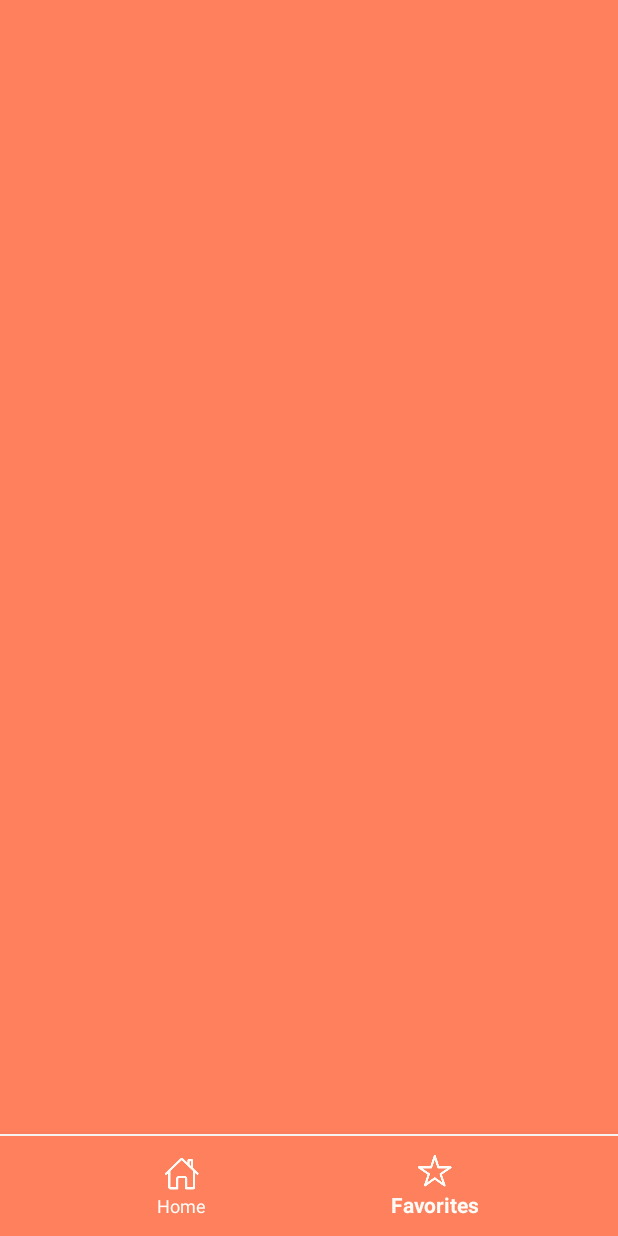
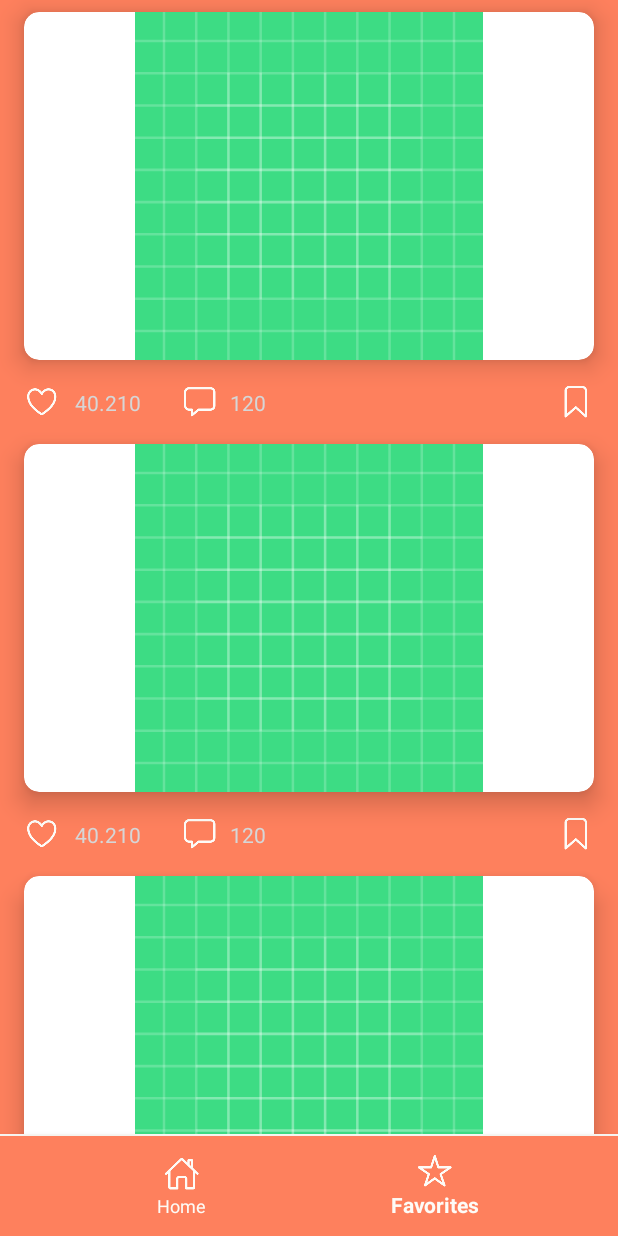
Before and after one commit to Alvarenga-Dev/Photographers, an Android app: the screen it shows after launch (MainActivity), item 2 of the bottom bar chosen, on a phone screen of 412 x 824 dp. Run offline under Robolectric (Android 15) with nearby library versions, the phone set to English and light mode, and no system bars.

Commit message:
feat: add RecyclerView

```diff
--- a/app/src/main/java/com/alvarengadev/photographers/view/activities/MainActivity.kt
+++ b/app/src/main/java/com/alvarengadev/photographers/view/activities/MainActivity.kt
@@ -2,12 +2,28 @@ package com.alvarengadev.photographers.view.activities
 
 import androidx.appcompat.app.AppCompatActivity
 import android.os.Bundle
+import androidx.recyclerview.widget.LinearLayoutManager
+import androidx.recyclerview.widget.RecyclerView
 import com.alvarengadev.photographers.R
+import com.alvarengadev.photographers.view.adapter.ListPhotosAdapter
+import com.alvarengadev.photographers.view.adapter.ListPhotosViewHolder
+import kotlinx.android.synthetic.main.activity_main.*
 
 class MainActivity : AppCompatActivity() {
 
     override fun onCreate(savedInstanceState: Bundle?) {
         super.onCreate(savedInstanceState)
         setContentView(R.layout.activity_main)
+
+        initRecyclerView()
+
+    }
+
+    private fun initRecyclerView() {
+        listPhotosRcy.apply {
+            hasFixedSize()
+            layoutManager = LinearLayoutManager(this@MainActivity)
+            adapter = ListPhotosAdapter()
+        }
     }
 }
--- /dev/null
+++ b/app/src/main/java/com/alvarengadev/photographers/view/adapter/ListPhotosAdapter.kt
@@ -0,0 +1,21 @@
+package com.alvarengadev.photographers.view.adapter
+
+import android.view.LayoutInflater
+import android.view.ViewGroup
+import androidx.recyclerview.widget.RecyclerView
+import com.alvarengadev.photographers.R
+
+class ListPhotosAdapter : RecyclerView.Adapter<ListPhotosViewHolder>() {
+
+    override fun onCreateViewHolder(parent: ViewGroup, viewType: Int): ListPhotosViewHolder {
+        val view = LayoutInflater.from(parent.context).inflate(R.layout.item_photo, parent, false)
+        return ListPhotosViewHolder(view)
+    }
+
+    override fun getItemCount(): Int = 5
+
+    override fun onBindViewHolder(holder: ListPhotosViewHolder, position: Int) {
+
+    }
+
+}
--- /dev/null
+++ b/app/src/main/java/com/alvarengadev/photographers/view/adapter/ListPhotosViewHolder.kt
@@ -0,0 +1,7 @@
+package com.alvarengadev.photographers.view.adapter
+
+import android.view.View
+import androidx.recyclerview.widget.RecyclerView
+
+class ListPhotosViewHolder(itemView: View) : RecyclerView.ViewHolder(itemView) {
+}
--- a/app/src/main/res/layout/activity_main.xml
+++ b/app/src/main/res/layout/activity_main.xml
@@ -5,7 +5,16 @@
     android:layout_width="match_parent"
     android:layout_height="match_parent"
     android:background="@color/colorPrimary"
-    tools:context=".MainActivity">
+    tools:context=".view.activities.MainActivity">
+
+    <androidx.recyclerview.widget.RecyclerView
+        android:id="@+id/listPhotosRcy"
+        android:layout_width="0dp"
+        android:layout_height="0dp"
+        app:layout_constraintBottom_toTopOf="@+id/bottomNavigationView"
+        app:layout_constraintEnd_toEndOf="parent"
+        app:layout_constraintStart_toStartOf="parent"
+        app:layout_constraintTop_toTopOf="parent" />
 
     <TextView
         android:id="@+id/textView"
--- /dev/null
+++ b/app/src/main/res/layout/item_photo.xml
@@ -0,0 +1,117 @@
+<?xml version="1.0" encoding="utf-8"?>
+<androidx.constraintlayout.widget.ConstraintLayout xmlns:android="http://schemas.android.com/apk/res/android"
+    xmlns:app="http://schemas.android.com/apk/res-auto"
+    xmlns:tools="http://schemas.android.com/tools"
+    android:layout_width="match_parent"
+    android:layout_height="wrap_content">
+
+    <androidx.cardview.widget.CardView
+        android:id="@+id/containerCard"
+        android:layout_width="0dp"
+        android:layout_height="0dp"
+        android:layout_marginStart="16dp"
+        android:layout_marginTop="8dp"
+        android:layout_marginEnd="16dp"
+        app:cardCornerRadius="10dp"
+        app:cardElevation="10dp"
+        app:cardPreventCornerOverlap="true"
+        app:layout_constraintBottom_toTopOf="@+id/guidelineY"
+        app:layout_constraintEnd_toEndOf="parent"
+        app:layout_constraintStart_toStartOf="parent"
+        app:layout_constraintTop_toTopOf="parent">
+
+        <ImageView
+            android:id="@+id/photoIv"
+            android:layout_width="match_parent"
+            android:layout_height="match_parent"
+            android:contentDescription="@string/photos_description"
+            app:srcCompat="@drawable/ic_launcher_background" />
+
+    </androidx.cardview.widget.CardView>
+
+    <androidx.constraintlayout.widget.Guideline
+        android:id="@+id/guidelineY"
+        android:layout_width="wrap_content"
+        android:layout_height="wrap_content"
+        android:orientation="horizontal"
+        app:layout_constraintGuide_begin="240dp" />
+
+    <ImageView
+        android:id="@+id/iconLikesIv"
+        android:layout_width="wrap_content"
+        android:layout_height="wrap_content"
+        android:layout_marginStart="16dp"
+        android:layout_marginTop="16dp"
+        android:layout_marginBottom="8dp"
+        android:contentDescription="@string/ic_like_description"
+        app:layout_constraintBottom_toBottomOf="parent"
+        app:layout_constraintStart_toStartOf="parent"
+        app:layout_constraintTop_toTopOf="@+id/guidelineY"
+        app:srcCompat="@drawable/ic_like" />
+
+    <TextView
+        android:id="@+id/likesTv"
+        android:layout_width="wrap_content"
+        android:layout_height="wrap_content"
+        android:layout_marginStart="8dp"
+        android:text="40.210"
+        android:textColor="@color/textColor"
+        app:layout_constraintBottom_toBottomOf="@+id/iconLikesIv"
+        app:layout_constraintEnd_toStartOf="@+id/guidelineLeftX"
+        app:layout_constraintHorizontal_bias="0.074"
+        app:layout_constraintStart_toEndOf="@+id/iconLikesIv"
+        app:layout_constraintTop_toTopOf="@+id/iconLikesIv" />
+
+    <androidx.constraintlayout.widget.Guideline
+        android:id="@+id/guidelineLeftX"
+        android:layout_width="wrap_content"
+        android:layout_height="wrap_content"
+        android:orientation="vertical"
+        app:layout_constraintGuide_percent="0.29440388" />
+
+    <ImageView
+        android:id="@+id/commentsIv"
+        android:layout_width="wrap_content"
+        android:layout_height="wrap_content"
+        android:layout_marginTop="16dp"
+        android:layout_marginBottom="8dp"
+        android:contentDescription="@string/ic_comment_description"
+        app:layout_constraintBottom_toBottomOf="parent"
+        app:layout_constraintStart_toStartOf="@+id/guidelineLeftX"
+        app:layout_constraintTop_toTopOf="@+id/guidelineY"
+        app:srcCompat="@drawable/ic_comments" />
+
+    <TextView
+        android:id="@+id/textView3"
+        android:layout_width="wrap_content"
+        android:layout_height="wrap_content"
+        android:layout_marginStart="8dp"
+        android:text="120"
+        android:textColor="@color/textColor"
+        app:layout_constraintBottom_toBottomOf="@+id/commentsIv"
+        app:layout_constraintEnd_toStartOf="@+id/guidelineRightX"
+        app:layout_constraintHorizontal_bias="0.0"
+        app:layout_constraintStart_toEndOf="@+id/commentsIv"
+        app:layout_constraintTop_toTopOf="@+id/commentsIv" />
+
+    <androidx.constraintlayout.widget.Guideline
+        android:id="@+id/guidelineRightX"
+        android:layout_width="wrap_content"
+        android:layout_height="wrap_content"
+        android:orientation="vertical"
+        app:layout_constraintGuide_percent="0.5790754" />
+
+    <ImageView
+        android:id="@+id/savePhoto"
+        android:layout_width="wrap_content"
+        android:layout_height="wrap_content"
+        android:layout_marginTop="16dp"
+        android:layout_marginEnd="16dp"
+        android:layout_marginBottom="8dp"
+        android:contentDescription="@string/ic_save_photo_description"
+        app:layout_constraintBottom_toBottomOf="parent"
+        app:layout_constraintEnd_toEndOf="parent"
+        app:layout_constraintTop_toTopOf="@+id/guidelineY"
+        app:srcCompat="@drawable/ic_save" />
+
+</androidx.constraintlayout.widget.ConstraintLayout>
```
